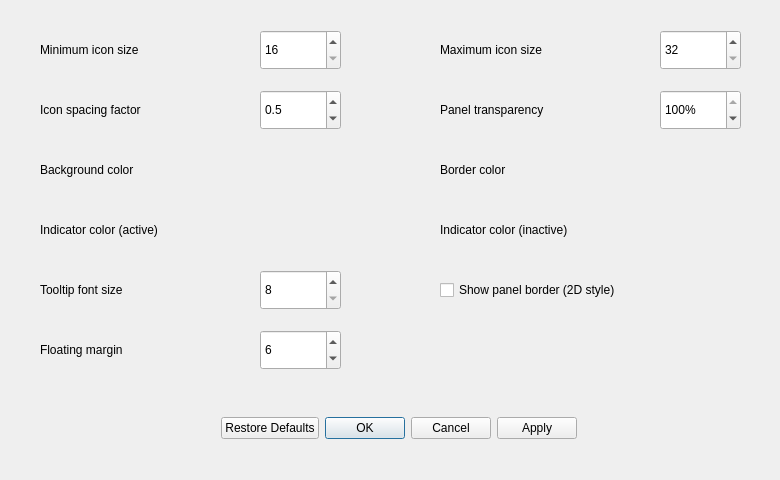
dangvd/crystal-dock, file src/view/appearance_settings_dialog.ui: the form before one commit.
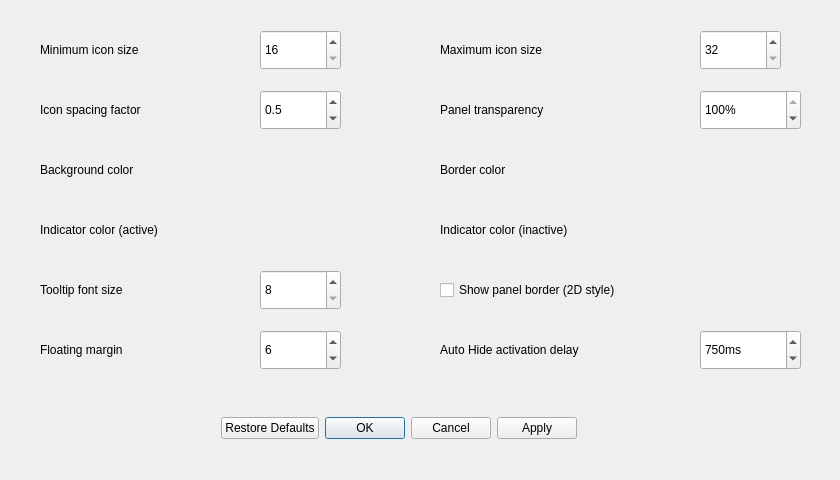
The form after the commit.

Commit message: Adds an Appearance Settings item for Auto Hide Activation Delay #35

What changed in the file:
```diff
--- a/src/view/appearance_settings_dialog.ui
+++ b/src/view/appearance_settings_dialog.ui
@@ -6,7 +6,7 @@
    <rect>
     <x>0</x>
     <y>0</y>
-    <width>780</width>
+    <width>840</width>
     <height>480</height>
    </rect>
   </property>
@@ -80,7 +80,7 @@
   <widget class="QSpinBox" name="maxSize">
    <property name="geometry">
     <rect>
-     <x>660</x>
+     <x>700</x>
      <y>30</y>
      <width>81</width>
      <height>40</height>
@@ -196,9 +196,9 @@
   <widget class="QSpinBox" name="backgroundTransparency">
    <property name="geometry">
     <rect>
-     <x>660</x>
+     <x>700</x>
      <y>90</y>
-     <width>81</width>
+     <width>101</width>
      <height>40</height>
     </rect>
    </property>
@@ -301,6 +301,44 @@
     <string>Indicator color (inactive)</string>
    </property>
   </widget>
+  <widget class="QLabel" name="autoHideActivationDelayLabel">
+   <property name="geometry">
+    <rect>
+     <x>440</x>
+     <y>330</y>
+     <width>251</width>
+     <height>40</height>
+    </rect>
+   </property>
+   <property name="text">
+    <string>Auto Hide activation delay</string>
+   </property>
+  </widget>
+  <widget class="QSpinBox" name="autoHideActivationDelay">
+   <property name="geometry">
+    <rect>
+     <x>700</x>
+     <y>330</y>
+     <width>101</width>
+     <height>40</height>
+    </rect>
+   </property>
+   <property name="suffix">
+    <string>ms</string>
+   </property>
+   <property name="minimum">
+    <number>0</number>
+   </property>
+   <property name="maximum">
+    <number>1000</number>
+   </property>
+   <property name="singleStep">
+    <number>50</number>
+   </property>
+   <property name="value">
+    <number>750</number>
+   </property>
+  </widget>
  </widget>
  <resources/>
  <connections>
```
The commit also changes 4 other files.
